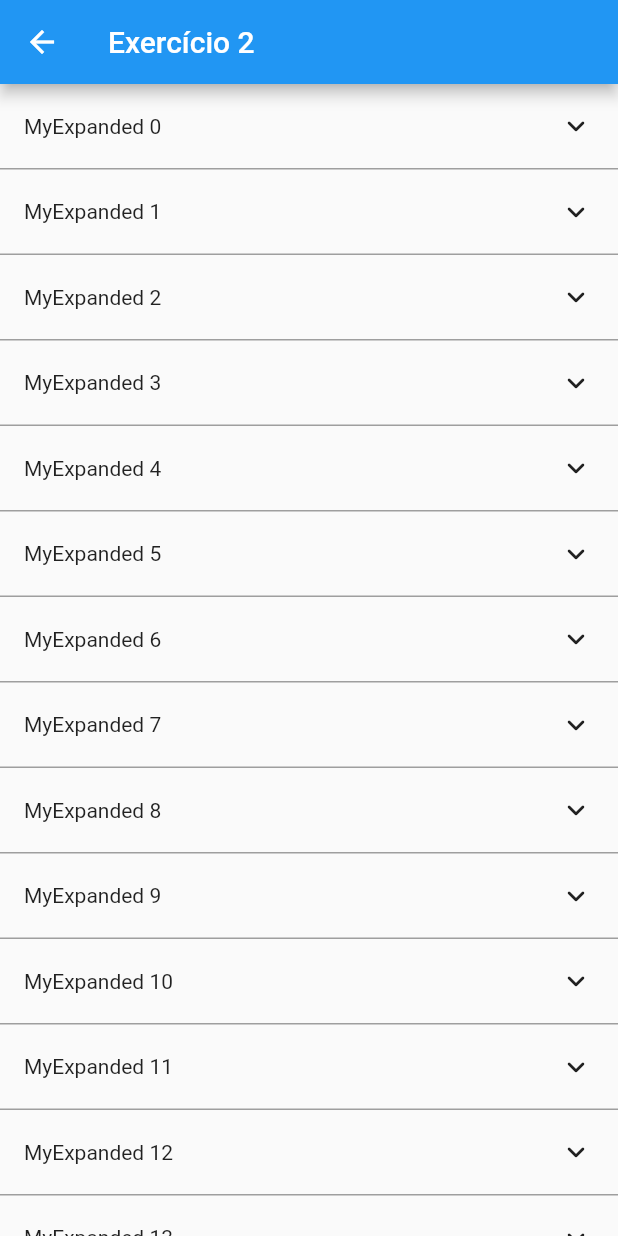
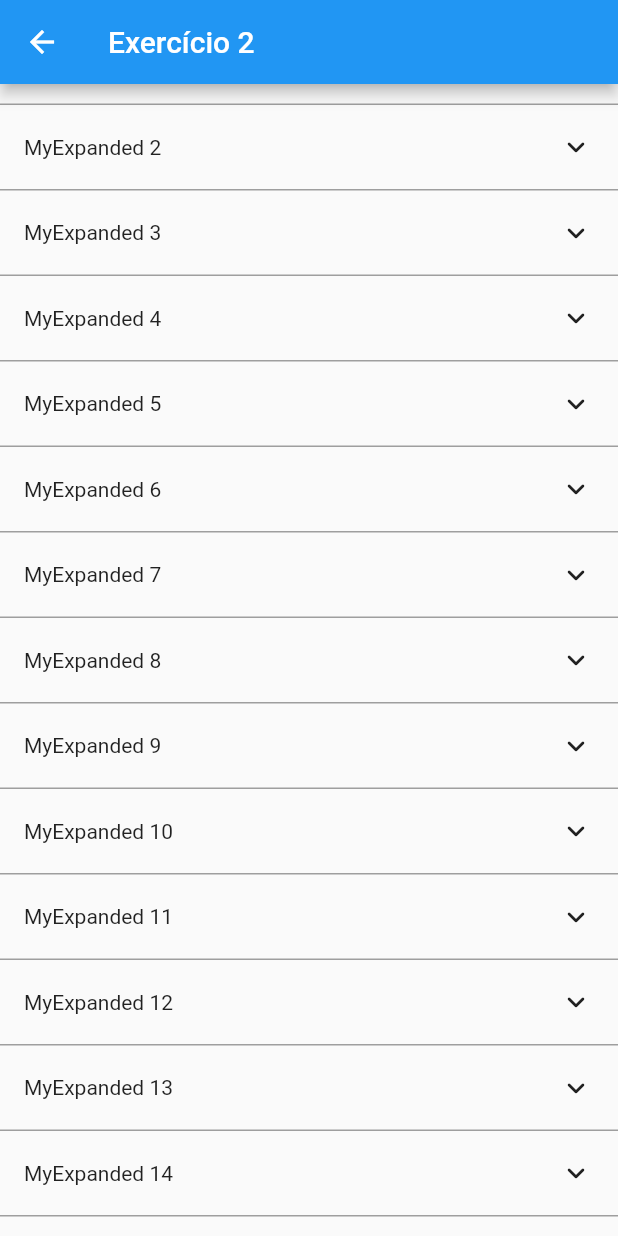
Before and after one commit to alexsandercdm/projects_studies, a Flutter app: the ExercicioTwo screen opened by its route, on a phone screen of 412 x 824 dp. Run offline on Flutter 3.47's test engine with Material 2 defaults, Android fonts, the light colour scheme and no system bars; our stand-ins replace dio, flutter_svg; project files that could hold a hidden picture were left out.

Commit message:
Atualizando projeto

```diff
--- a/animattion_controllers/lib/pages/exercicio_two.dart
+++ b/animattion_controllers/lib/pages/exercicio_two.dart
@@ -11,7 +11,9 @@ class ExercicioTwo extends StatefulWidget {
 class _ExercicioTwoState extends State<ExercicioTwo>
     with SingleTickerProviderStateMixin {
   late final AnimationController animationController;
-  late final Animation<AlignmentGeometry> align;
+  late final Animation<Alignment> align;
+
+  late ScrollController scrollController;
 
   @override
   void initState() {
@@ -20,6 +22,7 @@ class _ExercicioTwoState extends State<ExercicioTwo>
         AnimationController(duration: const Duration(seconds: 2), vsync: this);
     align = Tween(begin: Alignment.center, end: Alignment.topCenter)
         .animate(animationController);
+    scrollController = ScrollController(initialScrollOffset: 100.0);
     animationController.addListener(() {
       setState(() {});
     });
@@ -37,10 +40,9 @@ class _ExercicioTwoState extends State<ExercicioTwo>
       appBar: AppBar(
         title: const Text('Exercício 2'),
       ),
-      body: GestureDetector(
-        child: AlignTransition(
-          alignment: align,
+      body: Align(
         child: ListView.builder(
+          controller: scrollController,
           itemCount: 30,
           itemBuilder: (_, idx) {
             return CustomMyExpandedTile(
@@ -50,10 +52,6 @@ class _ExercicioTwoState extends State<ExercicioTwo>
           },
         ),
       ),
-        onTap: () {
-          animationController.forward();
-        },
-      ),
     );
   }
 }
```
Lines whose indentation alone changed are shown as unchanged.
